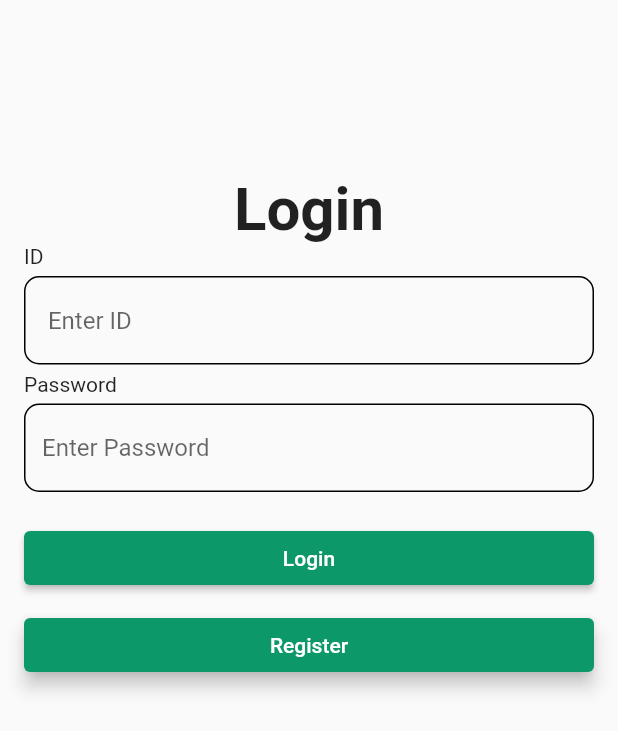
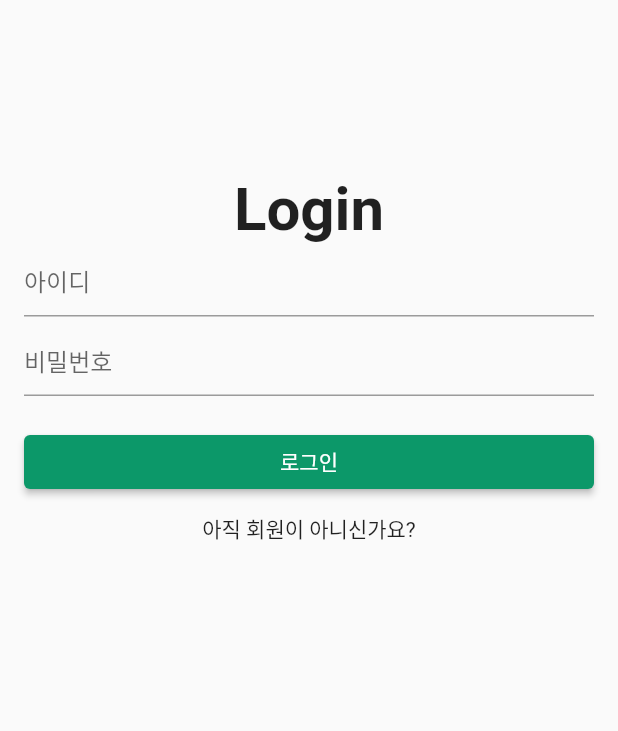
Before and after one commit to osamhack2021/AI_APP_handylib_devlib, a Flutter app: the screen it shows after launch, on a phone screen of 412 x 824 dp. Shown: the top 731 px of the screen. Run offline on Flutter 3.47's test engine with Material 2 defaults, Android fonts, the phone set to English and light mode, and no system bars; missing offline and left inert: crypt.

Commit message:
password 암호화, user 정보 6개로 늘림(email, unit, rank 추가)

```diff
--- a/app/lib/components/custom_text_form_field.dart
+++ b/app/lib/components/custom_text_form_field.dart
@@ -19,26 +19,22 @@ class CustomTextFormField extends StatelessWidget {
     return Column(
       crossAxisAlignment: CrossAxisAlignment.start,
       children: [
-        Text(title),
-        SizedBox(height:small_gap),
+        //Text(title),
         TextFormField(
           controller: controller,
           initialValue: null,
-          obscureText: ( title == "Password") ? true : false,
+          obscureText: ( title == "password") ? true : false,
           onSaved: (String? _value){},
           validator: (_value) {
-            if(_value!.length<1) {
-              return 'Too short';
+            if(_value!.length<8 && title == "password") {
+              return '비밀번호는 8자 이상이어야 합니다.';
+            }
+            else if(_value.isEmpty){
+              return '필수 입력 항목입니다.';
             }
           },
           decoration: InputDecoration(
             hintText: hintText,
-            enabledBorder: OutlineInputBorder(
-              borderRadius: BorderRadius.circular(10),
-            ),
-            focusedBorder: OutlineInputBorder(
-              borderRadius: BorderRadius.circular(10),
-            ),
           ),
         ),
       ],
--- a/app/lib/components/login_page/register_button.dart
+++ /dev/null
@@ -1,21 +0,0 @@
-import 'package:app/constants/colors.dart';
-import 'package:flutter/material.dart';
-
-class RegisterButton extends StatelessWidget {
-  @override
-  Widget build(BuildContext context) {
-    return TextButton(
-      style: TextButton.styleFrom(
-        backgroundColor: const Color(COLOR_PRIMARY),
-        elevation: 5,
-      ),
-      onPressed: () {
-        Navigator.pushNamed(context, '/auth/register');
-      },
-      child: Text(
-        "Register",
-        style: TextStyle(color: Colors.white),
-      ),
-    );
-  }
-}
--- a/app/lib/pages/login_page.dart
+++ b/app/lib/pages/login_page.dart
@@ -1,6 +1,5 @@
 // ignore_for_file: prefer_const_constructors
 
-import 'package:app/components/login_page/register_button.dart';
 import 'package:app/components/custom_text_form_field.dart';
 import 'package:app/components/logo.dart';
 import 'package:app/constants/colors.dart';
@@ -10,6 +9,8 @@ import 'package:app/screens/home_screen.dart';
 import 'package:flutter/material.dart';
 
 class LoginPage extends StatefulWidget {
+  const LoginPage({Key? key}) : super(key: key);
+
   @override
   _LoginPageState createState() => _LoginPageState();
 }
@@ -31,13 +32,13 @@ class _LoginPageState extends State<LoginPage> {
           ),
           CustomTextFormField(
             title: "ID",
-            hintText: " Enter ID",
+            hintText: "아이디",
             controller: _idController,
           ),
           SizedBox(height: small_gap),
           CustomTextFormField(
-            title: "Password",
-            hintText: "Enter Password",
+            title: "password",
+            hintText: "비밀번호",
             controller : _passwordController,
           ),
           SizedBox(height: large_gap),
@@ -56,14 +57,19 @@ class _LoginPageState extends State<LoginPage> {
               }
             },
             child: Text(
-              'Login',
+              '로그인',
             ),
             style:ButtonStyle(
                 backgroundColor: MaterialStateProperty.all<Color>(Color(COLOR_PRIMARY)),
             )
           ),
           SizedBox(height: medium_gap),
-          RegisterButton(),
+          Center(
+            child: InkWell(
+              child:Text("아직 회원이 아니신가요?"),
+              onTap:() => Navigator.pushNamed(context,'/auth/register'),
+            ),
+          )
           ]
         ),
       ),
--- a/app/lib/pages/register_page.dart
+++ b/app/lib/pages/register_page.dart
@@ -7,6 +7,7 @@ import 'package:app/constants/size.dart';
 import 'package:app/controller/user_controller.dart';
 import 'package:flutter/material.dart';
 import 'package:flutter/widgets.dart';
+import 'package:crypt/crypt.dart';
 
 class RegisterPage extends StatefulWidget {
 
@@ -23,6 +24,8 @@ class _RegisterPageState extends State<RegisterPage> {
   final TextEditingController _rankController = TextEditingController();
 
   var myId='testID';
+
+  final _formKey = GlobalKey<FormState>();
   @override
 
   void dispose() {
@@ -34,64 +37,73 @@ class _RegisterPageState extends State<RegisterPage> {
 
   Widget build(BuildContext context) {
     return Scaffold(
-        body: Padding(
+        body: Form(
+          key: _formKey,
+          child: Padding(
               padding: const EdgeInsets.all(16.0),
               child: ListView(children: [
                 SizedBox(height: xlarge_gap),
                 Logo("Register"),
 
                 CustomTextFormField(
-                title: "성명",
-                hintText: "홍길동",
+
+                  title: "name",
+                  hintText: "성명",
                   controller: _usernameController,
                 ),
                 SizedBox(height: medium_gap),
                 CustomTextFormField(
                   title: "ID",
-                hintText: "Enter ID",
+                  hintText: "아이디",
                   controller: _idController,
                 ),
                 SizedBox(height: medium_gap),
                 CustomTextFormField(
-                  title: "비밀번호",
-                  hintText: "Enter Password",
+                    title: "password",
+                    hintText: "비밀번호(8자 이상)",
                     controller: _passwordController,
                 ),
                 SizedBox(height:medium_gap),
                 CustomTextFormField(
                     title: "email",
-                  hintText: "Enter email address",
+                    hintText: "이메일 주소",
                     controller: _emailController,
                 ),
                 SizedBox(height:medium_gap),
                 CustomTextFormField(
-                  title: "소속 부대",
-                  hintText: "Enter Password",
+                    title: "unit",
+                    hintText: "소속 부대",
                     controller: _unitController,
                 ),
                 SizedBox(height:medium_gap),
                 CustomTextFormField(
-                  title: "계급",
-                  hintText: "Enter Password",
+                    title: "rank",
+                    hintText: "계급",
                     controller: _rankController,
                 ),
                 SizedBox(height:large_gap),
                 ElevatedButton(
                   onPressed: () {
+                    if (_formKey.currentState!.validate()) {
                       debugPrint(_idController.value.text);
                       createUser(
                         _usernameController.value.text,
                         _idController.value.text,
                         _passwordController.value.text,
+                        _emailController.value.text,
+                        _unitController.value.text,
+                        _rankController.value.text,
                       );
+                    }
                   },
-                child: Text('Register'),
+                  child: Text('회원가입'),
                   style : ButtonStyle(
                     backgroundColor : MaterialStateProperty.all<Color>(Color(COLOR_PRIMARY)),
                   )
                 ),
                 SizedBox(height:xlarge_gap),
 
-            ])));
+              ])),
+        ));
   }
 }
--- a/app/pubspec.yaml
+++ b/app/pubspec.yaml
@@ -29,12 +29,10 @@ environment:
 dependencies:
   flutter:
     sdk: flutter
-
-  # The following adds the Cupertino Icons font to your application.
-  # Use with the CupertinoIcons class for iOS style icons.
   cupertino_icons: ^1.0.2
   flutter_svg: ^0.22.0
   mongo_dart: ^0.7.2
+  crypt: ^4.0.1
 
 dev_dependencies:
   flutter_test:
```
Also changed, not shown: app/lib/components/book_list_item.dart (deleted, +0 -16 lines), app/lib/controller/user_controller.dart (+22 -8 lines), app/lib/components/book_list_menu.dart (deleted), app/pubspec.lock. Lines whose indentation alone changed are shown as unchanged.
